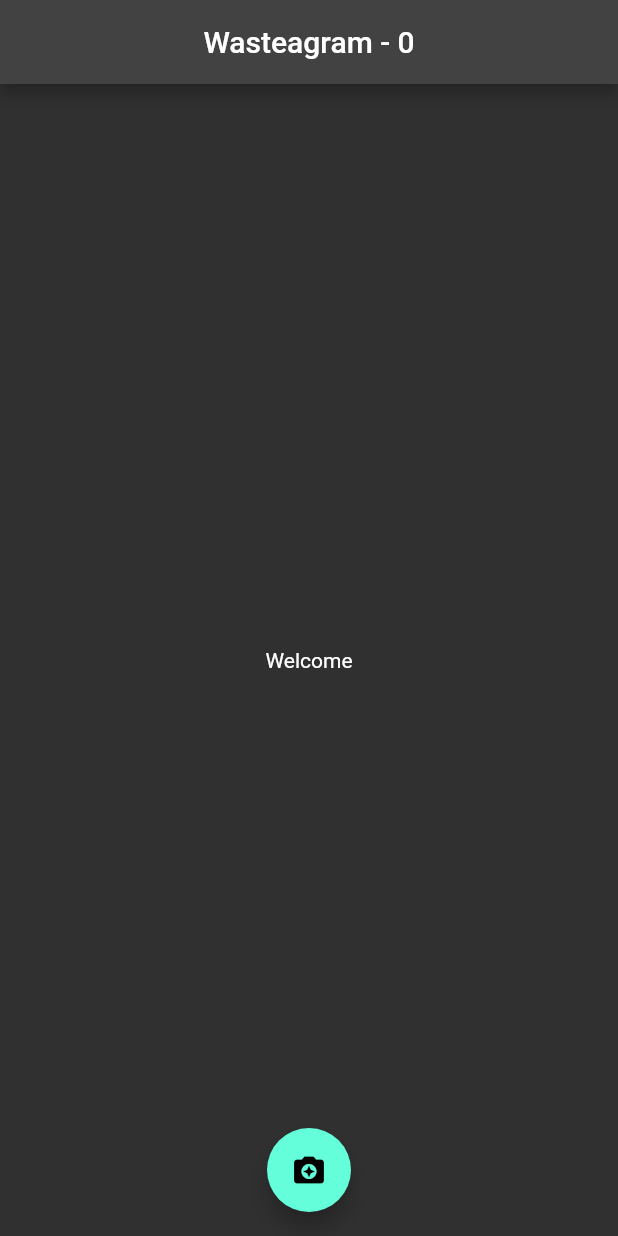
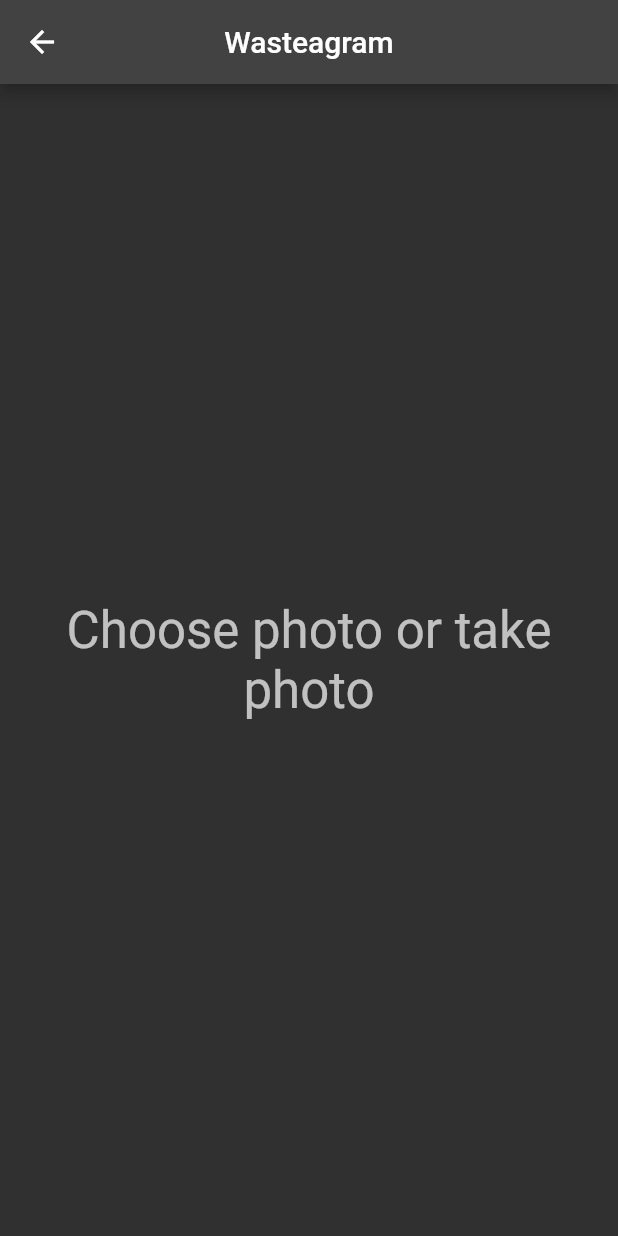
Before and after one commit to parkjohan/wasteagram, a Flutter app: the screen it shows after launch, after a tap on the "camera enhance" icon, on a phone screen of 412 x 824 dp. Run offline on Flutter 3.47's test engine with Material 2 defaults, Android fonts, the phone set to English and light mode, and no system bars; our stand-ins replace cloud_firestore, firebase_core; accounts and stored records are empty.

```diff
--- a/lib/main.dart
+++ b/lib/main.dart
@@ -1,9 +1,11 @@
 import 'package:flutter/material.dart';
 import 'package:firebase_core/firebase_core.dart';
+import 'package:cloud_firestore/cloud_firestore.dart';
+import 'package:wasteagram/pages/photo.dart';
 import 'firebase_options.dart';
 
-import 'pages/entry_list_view.dart';
-import 'pages/add_waste_view.dart';
+import 'pages/list_screen.dart';
+import 'pages/new_post.dart';
 
 void main() async {
   WidgetsFlutterBinding.ensureInitialized();
@@ -21,13 +23,17 @@ class MyApp extends StatelessWidget {
   // This widget is the root of your application.
   @override
   Widget build(BuildContext context) {
+
+    FirebaseFirestore firestore = FirebaseFirestore.instance;
+
     return MaterialApp(
       title: 'Flutter Demo',
       theme: ThemeData(brightness: Brightness.dark),
       initialRoute: '/',
       routes: {
-        '/': (context) => const EntryListView(),
-        'addWaste': (context) => const AddWasteView(),
+        '/': (context) => ListScreen(),
+        'photoSelection': (context) => const PhotoSelection(),
+        'newPost': (context) => NewPost(),
       },
     );
   }
--- a/lib/pages/entry_list_view.dart
+++ b/lib/pages/list_screen.dart
@@ -1,18 +1,25 @@
-import 'dart:ffi';
+import 'package:flutter/material.dart';
+import 'package:firebase_core/firebase_core.dart';
+import 'package:cloud_firestore/cloud_firestore.dart';
 
-import 'package:flutter/material.dart';
-
-class EntryListView extends StatefulWidget {
-  const EntryListView({Key? key}) : super(key: key);
+class ListScreen extends StatefulWidget {
+  ListScreen({Key? key}) : super(key: key);
 
   @override
-  _EntryListViewState createState() => _EntryListViewState();
+  _ListScreenState createState() => _ListScreenState();
 }
 
-class _EntryListViewState extends State<EntryListView> {
+class _ListScreenState extends State<ListScreen> {
   int itemCount = 0;
+  FirebaseFirestore posts = FirebaseFirestore.instance;
 
+  @override
+  void initState() {
+    super.initState();
+    setItemCount();
+  }
 
+  void setItemCount() async {}
 
   @override
   Widget build(BuildContext context) {
@@ -29,7 +36,7 @@ class _EntryListViewState extends State<EntryListView> {
       floatingActionButton: FloatingActionButton(
         child: const Icon(Icons.camera_enhance),
         onPressed: () {
-
+          Navigator.pushNamed(context, 'photoSelection');
         },
       ),
       floatingActionButtonLocation: FloatingActionButtonLocation.centerFloat,
--- /dev/null
+++ b/lib/pages/photo.dart
@@ -0,0 +1,27 @@
+import 'package:flutter/material.dart';
+
+class PhotoSelection extends StatelessWidget {
+  const PhotoSelection({Key? key}) : super(key: key);
+
+  @override
+  Widget build(BuildContext context) {
+    return Scaffold(
+      appBar: AppBar(
+        centerTitle: true,
+        title: const Text('Wasteagram'),
+      ),
+      body: Center(
+        child: InkWell(
+          child: Text(
+            'Choose photo or take photo',
+            style: Theme.of(context).textTheme.headline4,
+            textAlign: TextAlign.center,
+          ),
+          onTap: () {
+            Navigator.pushNamed(context, 'newPost');
+          },
+        ),
+      ),
+    );
+  }
+}
--- a/pubspec.yaml
+++ b/pubspec.yaml
@@ -37,6 +37,8 @@ dependencies:
   firebase_core: ^1.12.0
   firebase_storage: ^10.2.8
   location: ^4.3.0
+  cloud_firestore: ^3.1.10
+  image_picker: ^0.8.4+10
 
 dev_dependencies:
   flutter_test:
```
Also changed, not shown: lib/pages/add_waste_view.dart (deleted, +0 -12 lines), lib/pages/new_post.dart (added, +27 -0 lines), lib/share_location_screen.dart (deleted, +0 -70 lines), lib/models/post.dart (added), pubspec.lock, 1 other file.
